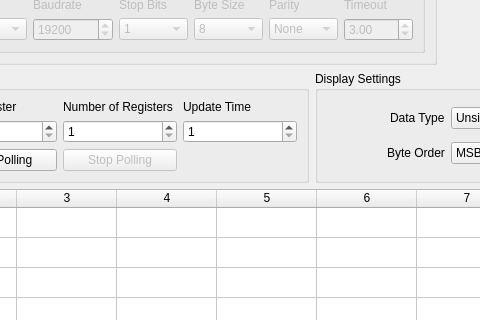
The window that ui_files/modbus_visualizer.ui (AlexEshoo/modbus_visualizer) describes before a commit, drawn with Qt 5; both pictures show x 222 to 702 and y 239 to 559 of the 1068 by 880 pixel window.
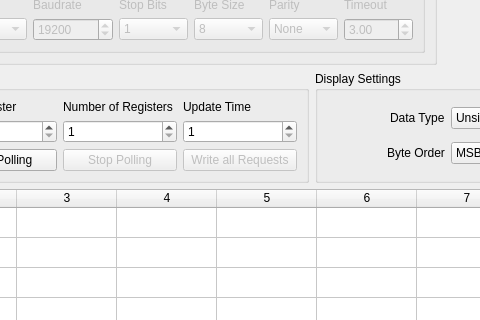
The same window after the commit.

Commit message: added a write button to UI

What changed in the file:
```diff
--- a/ui_files/modbus_visualizer.ui
+++ b/ui_files/modbus_visualizer.ui
@@ -211,6 +211,16 @@
             </property>
            </widget>
           </item>
+          <item row="2" column="6">
+           <widget class="QPushButton" name="writeAllPushButton">
+            <property name="enabled">
+             <bool>false</bool>
+            </property>
+            <property name="text">
+             <string>Write all Requests</string>
+            </property>
+           </widget>
+          </item>
          </layout>
         </widget>
        </item>
```
The commit also changes 1 other file.
